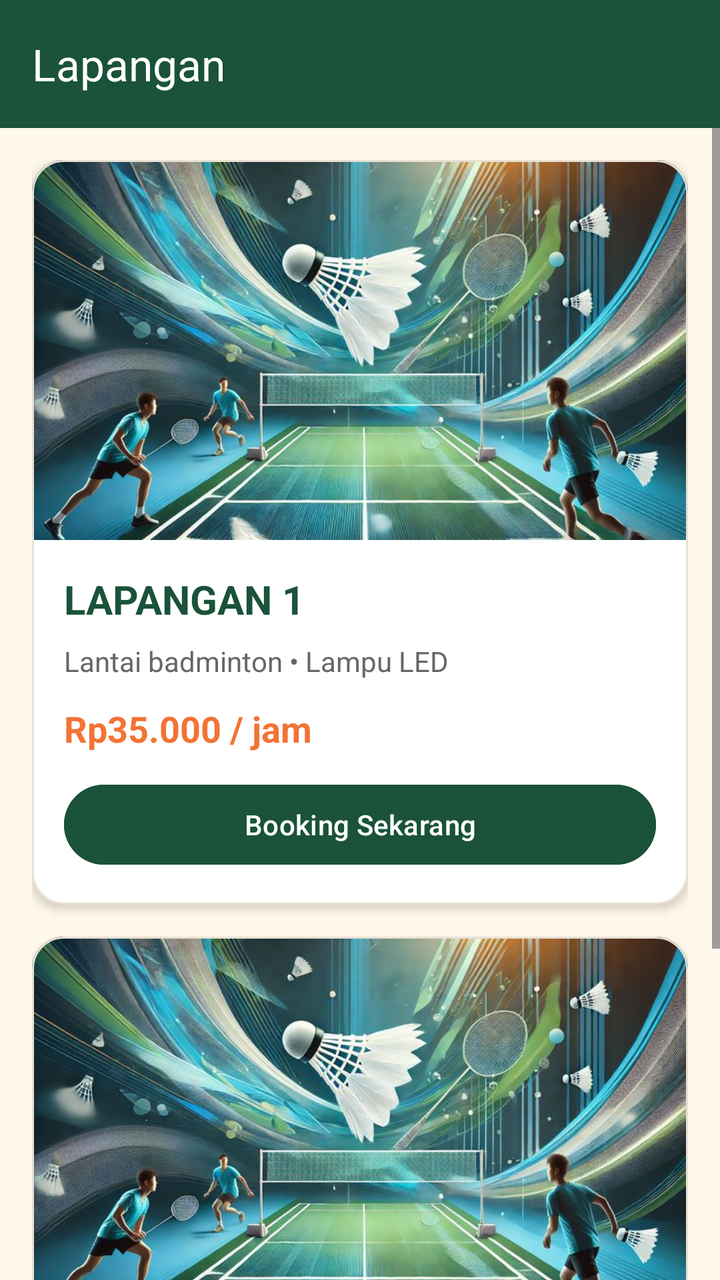
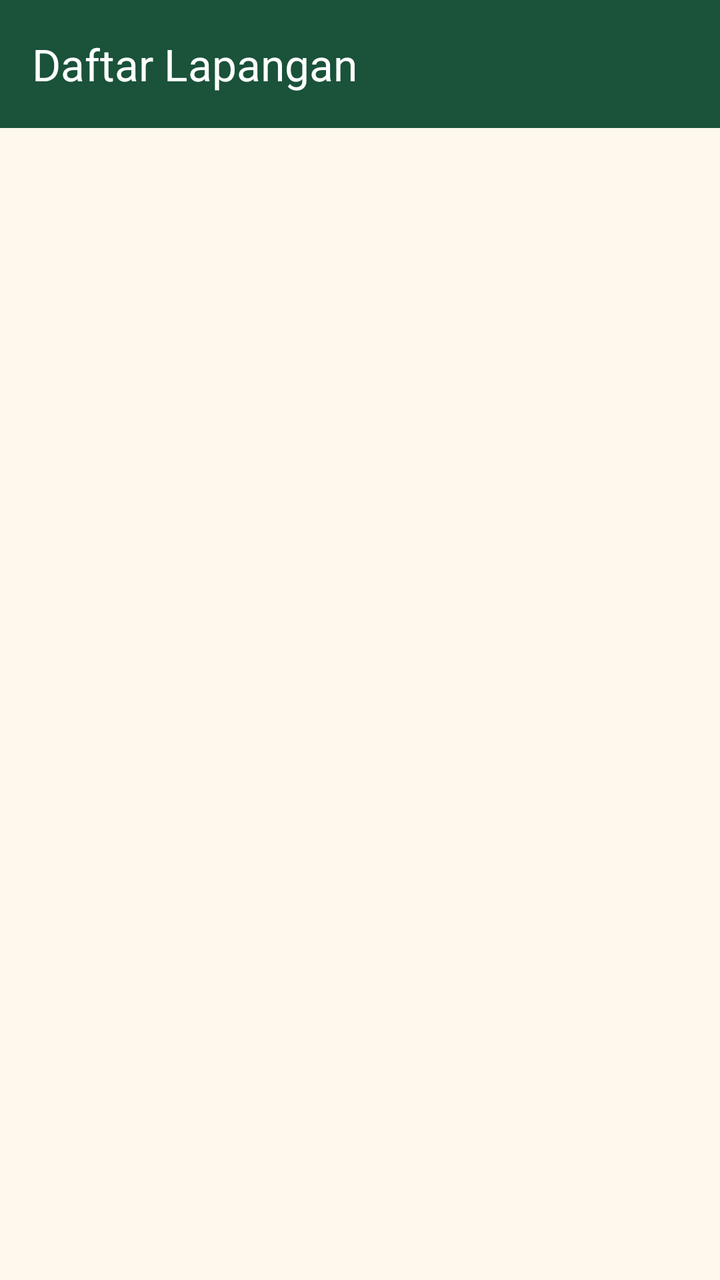

Before-and-after screenshots of an Android layout around one commit, followed by the original layout XML and the change that was made.
<!-- AndroidManifest.xml: application theme Theme.ZWAQtela -->
<!-- res/layout/fragment_lapangan.xml -->
<?xml version="1.0" encoding="utf-8"?>
<LinearLayout xmlns:android="http://schemas.android.com/apk/res/android"
    xmlns:app="http://schemas.android.com/apk/res-auto"
    android:layout_width="match_parent"
    android:layout_height="match_parent"
    android:orientation="vertical"
    android:background="#FFF8EC">

    
    <com.google.android.material.appbar.AppBarLayout
        android:layout_width="match_parent"
        android:layout_height="wrap_content"
        android:background="#1A523A">

        <androidx.appcompat.widget.Toolbar
            android:id="@+id/toolbarLapangan"
            android:layout_width="match_parent"
            android:layout_height="?attr/actionBarSize"
            android:background="#1A523A"
            app:title="Lapangan"
            app:titleTextColor="#FFFFFF" />

    </com.google.android.material.appbar.AppBarLayout>

    
    <ScrollView
        android:layout_width="match_parent"
        android:layout_height="0dp"
        android:layout_weight="1"
        android:fillViewport="true">

        <LinearLayout
            android:layout_width="match_parent"
            android:layout_height="wrap_content"
            android:orientation="vertical"
            android:padding="16dp">


            
            <com.google.android.material.card.MaterialCardView
                android:layout_width="match_parent"
                android:layout_height="wrap_content"
                android:layout_marginBottom="16dp"
                app:cardBackgroundColor="#FFFFFF"
                app:cardCornerRadius="16dp"
                app:cardElevation="3dp"
                app:strokeColor="#E8E0D3"
                app:strokeWidth="1dp">

                <LinearLayout
                    android:layout_width="match_parent"
                    android:layout_height="wrap_content"
                    android:orientation="vertical">

                    <ImageView
                        android:id="@+id/imgLapangan1"
                        android:layout_width="match_parent"
                        android:layout_height="190dp"
                        android:contentDescription="Gambar Lapangan 1"
                        android:scaleType="centerCrop"
                        app:srcCompat="@drawable/badminton" />

                    <LinearLayout
                        android:layout_width="match_parent"
                        android:layout_height="wrap_content"
                        android:orientation="vertical"
                        android:padding="16dp">

                        <TextView
                            android:layout_width="match_parent"
                            android:layout_height="wrap_content"
                            android:text="LAPANGAN 1"
                            android:textColor="#1A523A"
                            android:textSize="20sp"
                            android:textStyle="bold" />

                        <TextView
                            android:layout_width="match_parent"
                            android:layout_height="wrap_content"
                            android:layout_marginTop="8dp"
                            android:text="Lantai badminton • Lampu LED"
                            android:textColor="#666666"
                            android:textSize="14sp" />

                        <TextView
                            android:layout_width="match_parent"
                            android:layout_height="wrap_content"
                            android:layout_marginTop="12dp"
                            android:text="Rp35.000 / jam"
                            android:textColor="#F37335"
                            android:textSize="18sp"
                            android:textStyle="bold" />

                        <Button
                            android:id="@+id/btnBookingLapangan1"
                            android:layout_width="match_parent"
                            android:layout_height="wrap_content"
                            android:layout_marginTop="12dp"
                            android:backgroundTint="#1A523A"
                            android:text="Booking Sekarang"
                            android:textColor="#FFFFFF" />

                    </LinearLayout>
                </LinearLayout>
            </com.google.android.material.card.MaterialCardView>

            
            <com.google.android.material.card.MaterialCardView
                android:layout_width="match_parent"
                android:layout_height="wrap_content"
                android:layout_marginBottom="16dp"
                app:cardBackgroundColor="#FFFFFF"
                app:cardCornerRadius="16dp"
                app:cardElevation="3dp"
                app:strokeColor="#E8E0D3"
                app:strokeWidth="1dp">

                <LinearLayout
                    android:layout_width="match_parent"
                    android:layout_height="wrap_content"
                    android:orientation="vertical">

                    <ImageView
                        android:id="@+id/imgLapangan2"
                        android:layout_width="match_parent"
                        android:layout_height="190dp"
                        android:contentDescription="Gambar Lapangan 2"
                        android:scaleType="centerCrop"
                        app:srcCompat="@drawable/badminton" />

                    <LinearLayout
                        android:layout_width="match_parent"
                        android:layout_height="wrap_content"
                        android:orientation="vertical"
                        android:padding="16dp">

                        <TextView
                            android:layout_width="match_parent"
                            android:layout_height="wrap_content"
                            android:text="LAPANGAN 2"
                            android:textColor="#1A523A"
                            android:textSize="20sp"
                            android:textStyle="bold" />

                        <TextView
                            android:layout_width="match_parent"
                            android:layout_height="wrap_content"
                            android:layout_marginTop="8dp"
                            android:text="Lantai badminton • Area parkir"
                            android:textColor="#666666"
                            android:textSize="14sp" />

                        <TextView
                            android:layout_width="match_parent"
                            android:layout_height="wrap_content"
                            android:layout_marginTop="12dp"
                            android:text="Rp35.000 / jam"
                            android:textColor="#F37335"
                            android:textSize="18sp"
                            android:textStyle="bold" />

                        <Button
                            android:id="@+id/btnBookingLapangan2"
                            android:layout_width="match_parent"
                            android:layout_height="wrap_content"
                            android:layout_marginTop="12dp"
                            android:backgroundTint="#1A523A"
                            android:text="Booking Sekarang"
                            android:textColor="#FFFFFF" />

                    </LinearLayout>
                </LinearLayout>
            </com.google.android.material.card.MaterialCardView>

        </LinearLayout>
    </ScrollView>

</LinearLayout>
<!-- resources referenced by this layout -->
<resources>
  <!-- drawable badminton: png bitmap (drawable, 78878 bytes) -->
  <style name="Theme.ZWAQtela" parent="Theme.Material3.DayNight.NoActionBar">
  
          
          <item name="colorPrimary">#1A523A</item>
          <item name="colorOnPrimary">#FFFFFF</item>
  
          
          <item name="android:windowFullscreen">false</item>
          <item name="android:statusBarColor">#FFF8EC</item>
          <item name="android:windowLightStatusBar">true</item>
  
          
          <item name="actionOverflowMenuStyle">@style/GreenPopupMenu</item>
  
      </style>
  <style name="GreenPopupMenu" parent="Widget.AppCompat.PopupMenu.Overflow">
          <item name="android:popupBackground">#1A523A</item>
          <item name="android:textColor">#FFFFFF</item>
      </style>
</resources>

<!-- the commit's change to res/layout/fragment_lapangan.xml (unified diff, before → after) -->
@@ -4,9 +4,8 @@
     android:layout_width="match_parent"
     android:layout_height="match_parent"
     android:orientation="vertical"
-    android:background="#FFF8EC">
+    android:background="@color/bg_main">
 
-    
     <com.google.android.material.appbar.AppBarLayout
         android:layout_width="match_parent"
         android:layout_height="wrap_content"
@@ -17,162 +16,16 @@
             android:layout_width="match_parent"
             android:layout_height="?attr/actionBarSize"
             android:background="#1A523A"
-            app:title="Lapangan"
+            app:title="Daftar Lapangan"
             app:titleTextColor="#FFFFFF" />
 
     </com.google.android.material.appbar.AppBarLayout>
 
-    
-    <ScrollView
+    <androidx.recyclerview.widget.RecyclerView
+        android:id="@+id/rvLapangan"
         android:layout_width="match_parent"
-        android:layout_height="0dp"
-        android:layout_weight="1"
-        android:fillViewport="true">
-
-        <LinearLayout
-            android:layout_width="match_parent"
-            android:layout_height="wrap_content"
-            android:orientation="vertical"
-            android:padding="16dp">
-
-
-            
-            <com.google.android.material.card.MaterialCardView
-                android:layout_width="match_parent"
-                android:layout_height="wrap_content"
-                android:layout_marginBottom="16dp"
-                app:cardBackgroundColor="#FFFFFF"
-                app:cardCornerRadius="16dp"
-                app:cardElevation="3dp"
-                app:strokeColor="#E8E0D3"
-                app:strokeWidth="1dp">
-
-                <LinearLayout
-                    android:layout_width="match_parent"
-                    android:layout_height="wrap_content"
-                    android:orientation="vertical">
-
-                    <ImageView
-                        android:id="@+id/imgLapangan1"
-                        android:layout_width="match_parent"
-                        android:layout_height="190dp"
-                        android:contentDescription="Gambar Lapangan 1"
-                        android:scaleType="centerCrop"
-                        app:srcCompat="@drawable/badminton" />
-
-                    <LinearLayout
-                        android:layout_width="match_parent"
-                        android:layout_height="wrap_content"
-                        android:orientation="vertical"
-                        android:padding="16dp">
-
-                        <TextView
-                            android:layout_width="match_parent"
-                            android:layout_height="wrap_content"
-                            android:text="LAPANGAN 1"
-                            android:textColor="#1A523A"
-                            android:textSize="20sp"
-                            android:textStyle="bold" />
-
-                        <TextView
-                            android:layout_width="match_parent"
-                            android:layout_height="wrap_content"
-                            android:layout_marginTop="8dp"
-                            android:text="Lantai badminton • Lampu LED"
-                            android:textColor="#666666"
-                            android:textSize="14sp" />
-
-                        <TextView
-                            android:layout_width="match_parent"
-                            android:layout_height="wrap_content"
-                            android:layout_marginTop="12dp"
-                            android:text="Rp35.000 / jam"
-                            android:textColor="#F37335"
-                            android:textSize="18sp"
-                            android:textStyle="bold" />
-
-                        <Button
-                            android:id="@+id/btnBookingLapangan1"
-                            android:layout_width="match_parent"
-                            android:layout_height="wrap_content"
-                            android:layout_marginTop="12dp"
-                            android:backgroundTint="#1A523A"
-                            android:text="Booking Sekarang"
-                            android:textColor="#FFFFFF" />
-
-                    </LinearLayout>
-                </LinearLayout>
-            </com.google.android.material.card.MaterialCardView>
-
-            
-            <com.google.android.material.card.MaterialCardView
-                android:layout_width="match_parent"
-                android:layout_height="wrap_content"
-                android:layout_marginBottom="16dp"
-                app:cardBackgroundColor="#FFFFFF"
-                app:cardCornerRadius="16dp"
-                app:cardElevation="3dp"
-                app:strokeColor="#E8E0D3"
-                app:strokeWidth="1dp">
-
-                <LinearLayout
-                    android:layout_width="match_parent"
-                    android:layout_height="wrap_content"
-                    android:orientation="vertical">
-
-                    <ImageView
-                        android:id="@+id/imgLapangan2"
-                        android:layout_width="match_parent"
-                        android:layout_height="190dp"
-                        android:contentDescription="Gambar Lapangan 2"
-                        android:scaleType="centerCrop"
-                        app:srcCompat="@drawable/badminton" />
-
-                    <LinearLayout
-                        android:layout_width="match_parent"
-                        android:layout_height="wrap_content"
-                        android:orientation="vertical"
-                        android:padding="16dp">
-
-                        <TextView
-                            android:layout_width="match_parent"
-                            android:layout_height="wrap_content"
-                            android:text="LAPANGAN 2"
-                            android:textColor="#1A523A"
-                            android:textSize="20sp"
-                            android:textStyle="bold" />
-
-                        <TextView
-                            android:layout_width="match_parent"
-                            android:layout_height="wrap_content"
-                            android:layout_marginTop="8dp"
-                            android:text="Lantai badminton • Area parkir"
-                            android:textColor="#666666"
-                            android:textSize="14sp" />
-
-                        <TextView
-                            android:layout_width="match_parent"
-                            android:layout_height="wrap_content"
-                            android:layout_marginTop="12dp"
-                            android:text="Rp35.000 / jam"
-                            android:textColor="#F37335"
-                            android:textSize="18sp"
-                            android:textStyle="bold" />
-
-                        <Button
-                            android:id="@+id/btnBookingLapangan2"
-                            android:layout_width="match_parent"
-                            android:layout_height="wrap_content"
-                            android:layout_marginTop="12dp"
-                            android:backgroundTint="#1A523A"
-                            android:text="Booking Sekarang"
-                            android:textColor="#FFFFFF" />
-
-                    </LinearLayout>
-                </LinearLayout>
-            </com.google.android.material.card.MaterialCardView>
-
-        </LinearLayout>
-    </ScrollView>
+        android:layout_height="match_parent"
+        android:padding="8dp"
+        android:clipToPadding="false" />
 
 </LinearLayout>
<!-- resource entries referenced after the edit -->
@@ -1,6 +1,6 @@
 <!-- resources referenced by this layout -->
 <resources>
-  <!-- drawable badminton: png bitmap (drawable, 78878 bytes) -->
+  <color name="bg_main">#FFF8EC</color>
   <style name="Theme.ZWAQtela" parent="Theme.Material3.DayNight.NoActionBar">
   
           
